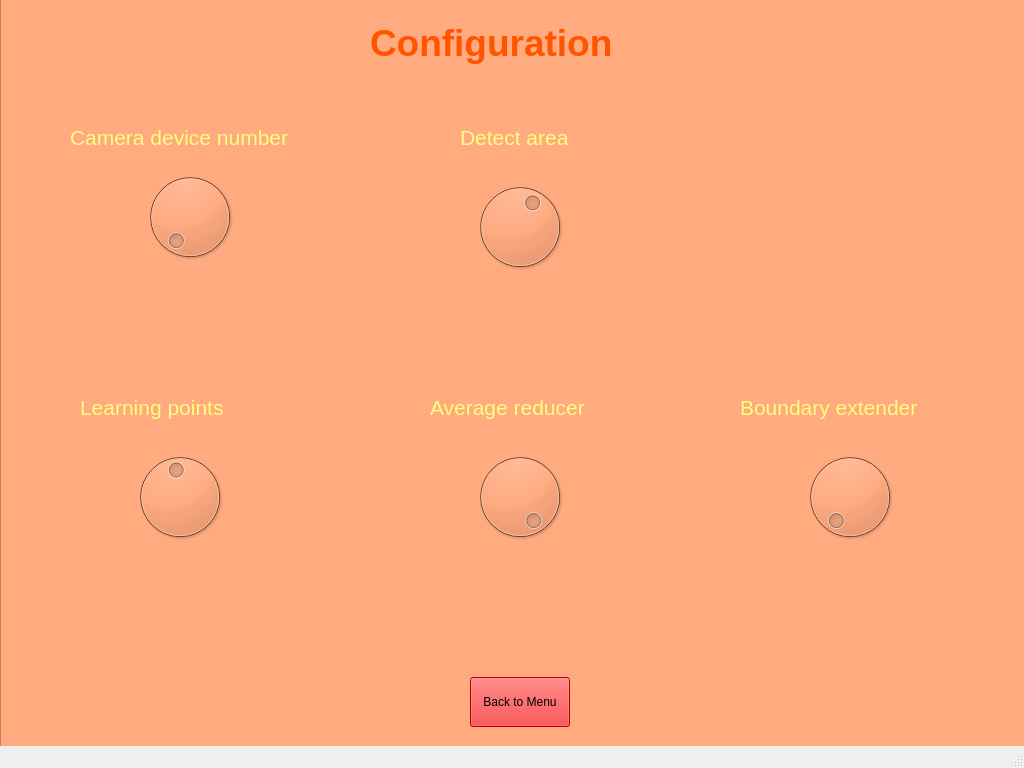
Above: Gui_Project/GuiLayout.ui from moosinyismyhappy/CN405-Craftsman before the change. Below: the same form after it.
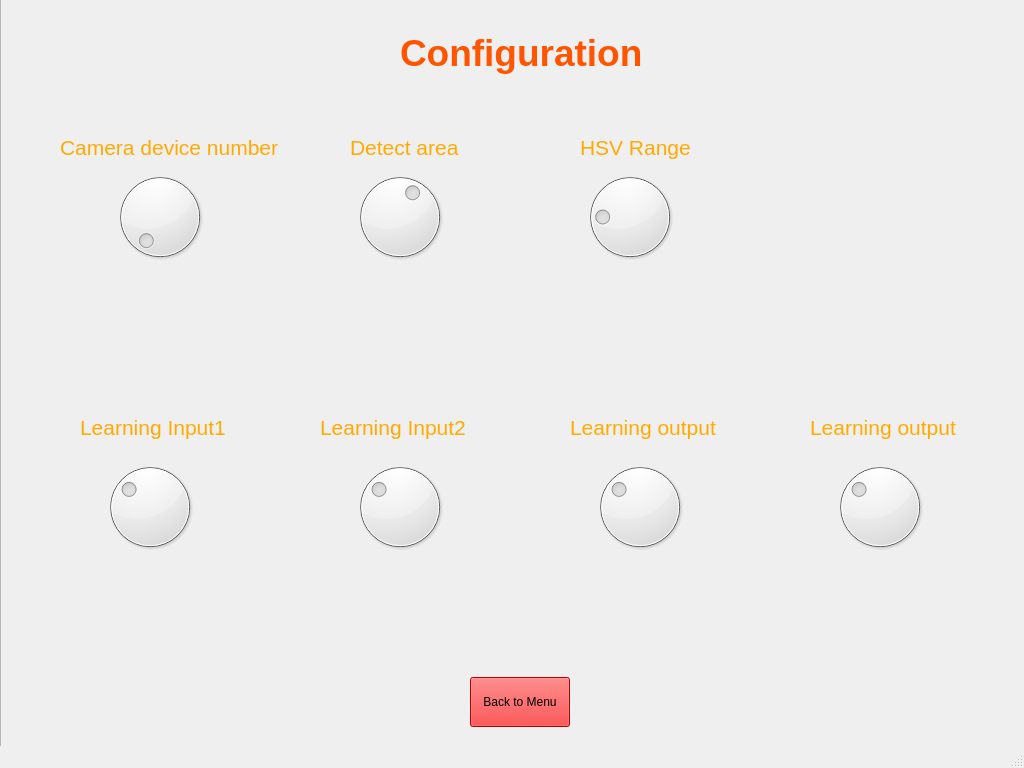
That is the form after the change. The open tabs and pages were chosen to show the change.

What changed in the file:
```diff
--- a/Gui_Project/GuiLayout.ui
+++ b/Gui_Project/GuiLayout.ui
@@ -792,7 +792,7 @@
        </rect>
       </property>
       <property name="styleSheet">
-       <string notr="true">background-color: rgb(255, 170, 127);</string>
+       <string notr="true"/>
       </property>
       <property name="frameShape">
        <enum>QFrame::StyledPanel</enum>
@@ -803,9 +803,9 @@
       <widget class="QLabel" name="text_configuration">
        <property name="geometry">
         <rect>
-         <x>370</x>
-         <y>10</y>
-         <width>331</width>
+         <x>400</x>
+         <y>20</y>
+         <width>261</width>
          <height>72</height>
         </rect>
        </property>
@@ -843,9 +843,9 @@
       <widget class="QLabel" name="text_camera_number">
        <property name="geometry">
         <rect>
-         <x>70</x>
-         <y>120</y>
-         <width>291</width>
+         <x>60</x>
+         <y>130</y>
+         <width>221</width>
          <height>41</height>
         </rect>
        </property>
@@ -855,7 +855,8 @@
         </font>
        </property>
        <property name="styleSheet">
-        <string notr="true">color: rgb(255, 255, 127);</string>
+        <string notr="true">color: rgb(255, 170, 0);
+</string>
        </property>
        <property name="text">
         <string>Camera device number</string>
@@ -864,9 +865,9 @@
       <widget class="QLabel" name="text_detect_area">
        <property name="geometry">
         <rect>
-         <x>460</x>
-         <y>120</y>
-         <width>151</width>
+         <x>350</x>
+         <y>130</y>
+         <width>111</width>
          <height>41</height>
         </rect>
        </property>
@@ -876,7 +877,7 @@
         </font>
        </property>
        <property name="styleSheet">
-        <string notr="true">color: rgb(255, 255, 127);</string>
+        <string notr="true">color: rgb(255, 170, 0);</string>
        </property>
        <property name="text">
         <string>Detect area</string>
@@ -886,8 +887,8 @@
        <property name="geometry">
         <rect>
          <x>80</x>
-         <y>390</y>
-         <width>191</width>
+         <y>410</y>
+         <width>161</width>
          <height>41</height>
         </rect>
        </property>
@@ -897,138 +898,53 @@
         </font>
        </property>
        <property name="styleSheet">
-        <string notr="true">color: rgb(255, 255, 127);</string>
+        <string notr="true">color: rgb(255, 170, 0);
+</string>
        </property>
        <property name="text">
-        <string>Learning points</string>
+        <string>Learning Input1</string>
        </property>
       </widget>
-      <widget class="QLabel" name="text_average_reducer">
+      <widget class="QDial" name="dial_learning_input1">
        <property name="geometry">
         <rect>
-         <x>430</x>
-         <y>390</y>
-         <width>211</width>
-         <height>41</height>
-        </rect>
-       </property>
-       <property name="font">
-        <font>
-         <pointsize>16</pointsize>
-        </font>
-       </property>
-       <property name="styleSheet">
-        <string notr="true">color: rgb(255, 255, 127);</string>
-       </property>
-       <property name="text">
-        <string>Average reducer</string>
-       </property>
-      </widget>
-      <widget class="QLabel" name="text_boundary_extender">
-       <property name="geometry">
-        <rect>
-         <x>740</x>
-         <y>390</y>
-         <width>231</width>
-         <height>41</height>
-        </rect>
-       </property>
-       <property name="font">
-        <font>
-         <pointsize>16</pointsize>
-        </font>
-       </property>
-       <property name="styleSheet">
-        <string notr="true">color: rgb(255, 255, 127);</string>
-       </property>
-       <property name="text">
-        <string>Boundary extender</string>
-       </property>
-      </widget>
-      <widget class="QDial" name="dial_average_reducer">
-       <property name="geometry">
-        <rect>
-         <x>460</x>
-         <y>450</y>
-         <width>120</width>
-         <height>100</height>
-        </rect>
-       </property>
-       <property name="maximum">
-        <number>100</number>
-       </property>
-       <property name="value">
-        <number>100</number>
-       </property>
-      </widget>
-      <widget class="QDial" name="dial_learning_points">
-       <property name="geometry">
-        <rect>
-         <x>120</x>
-         <y>450</y>
+         <x>90</x>
+         <y>460</y>
          <width>120</width>
          <height>100</height>
         </rect>
        </property>
        <property name="minimum">
+        <number>5</number>
+       </property>
+       <property name="maximum">
+        <number>20</number>
+       </property>
+       <property name="value">
         <number>10</number>
-       </property>
-       <property name="maximum">
-        <number>200</number>
-       </property>
-       <property name="value">
-        <number>100</number>
-       </property>
-      </widget>
-      <widget class="QDial" name="dial_boundary_extender">
-       <property name="geometry">
-        <rect>
-         <x>790</x>
-         <y>450</y>
-         <width>120</width>
-         <height>100</height>
-        </rect>
-       </property>
-       <property name="maximum">
-        <number>50</number>
        </property>
       </widget>
       <widget class="QDial" name="dial_camera_number">
        <property name="geometry">
         <rect>
-         <x>130</x>
+         <x>100</x>
          <y>170</y>
          <width>120</width>
          <height>100</height>
         </rect>
        </property>
+       <property name="styleSheet">
+        <string notr="true"/>
+       </property>
        <property name="maximum">
         <number>1</number>
        </property>
       </widget>
-      <widget class="QLabel" name="text_dial_camera_number">
-       <property name="geometry">
-        <rect>
-         <x>260</x>
-         <y>200</y>
-         <width>61</width>
-         <height>41</height>
-        </rect>
-       </property>
-       <property name="font">
-        <font>
-         <pointsize>12</pointsize>
-        </font>
-       </property>
-       <property name="text">
-        <string/>
-       </property>
-      </widget>
       <widget class="QDial" name="dial_detect_area">
        <property name="geometry">
         <rect>
-         <x>460</x>
-         <y>180</y>
+         <x>340</x>
+         <y>170</y>
          <width>120</width>
          <height>100</height>
         </rect>
@@ -1043,37 +959,27 @@
         <number>3000</number>
        </property>
       </widget>
-      <widget class="QLabel" name="text_dial_detect_area">
+      <widget class="QLabel" name="text_dial_learning_input1">
        <property name="geometry">
         <rect>
-         <x>590</x>
-         <y>200</y>
-         <width>61</width>
+         <x>140</x>
+         <y>560</y>
+         <width>31</width>
          <height>41</height>
         </rect>
        </property>
        <property name="font">
         <font>
-         <pointsize>12</pointsize>
+         <family>Monaco</family>
+         <pointsize>16</pointsize>
+         <weight>50</weight>
+         <italic>false</italic>
+         <bold>false</bold>
         </font>
        </property>
-       <property name="text">
-        <string/>
-       </property>
-      </widget>
-      <widget class="QLabel" name="text_dial_learning_points">
-       <property name="geometry">
-        <rect>
-         <x>250</x>
-         <y>480</y>
-         <width>61</width>
-         <height>41</height>
-        </rect>
-       </property>
-       <property name="font">
-        <font>
-         <pointsize>12</pointsize>
-        </font>
+       <property name="styleSheet">
+        <string notr="true">color: rgb(255, 85, 0);
+font: 16pt &quot;Monaco&quot;;</string>
        </property>
        <property name="text">
         <string/>
@@ -1115,6 +1021,322 @@
         <string/>
        </property>
       </widget>
+      <widget class="QLabel" name="text_learning_input2">
+       <property name="geometry">
+        <rect>
+         <x>320</x>
+         <y>410</y>
+         <width>161</width>
+         <height>41</height>
+        </rect>
+       </property>
+       <property name="font">
+        <font>
+         <pointsize>16</pointsize>
+        </font>
+       </property>
+       <property name="styleSheet">
+        <string notr="true">color: rgb(255, 170, 0);</string>
+       </property>
+       <property name="text">
+        <string>Learning Input2</string>
+       </property>
+      </widget>
+      <widget class="QLabel" name="text_learning_output">
+       <property name="geometry">
+        <rect>
+         <x>570</x>
+         <y>410</y>
+         <width>161</width>
+         <height>41</height>
+        </rect>
+       </property>
+       <property name="font">
+        <font>
+         <pointsize>16</pointsize>
+        </font>
+       </property>
+       <property name="styleSheet">
+        <string notr="true">color: rgb(255, 170, 0);</string>
+       </property>
+       <property name="text">
+        <string>Learning output</string>
+       </property>
+      </widget>
+      <widget class="QLabel" name="text_learning_work">
+       <property name="geometry">
+        <rect>
+         <x>810</x>
+         <y>410</y>
+         <width>161</width>
+         <height>41</height>
+        </rect>
+       </property>
+       <property name="font">
+        <font>
+         <pointsize>16</pointsize>
+        </font>
+       </property>
+       <property name="styleSheet">
+        <string notr="true">color: rgb(255, 170, 0);</string>
+       </property>
+       <property name="text">
+        <string>Learning output</string>
+       </property>
+      </widget>
+      <widget class="QDial" name="dial_learning_input2">
+       <property name="geometry">
+        <rect>
+         <x>340</x>
+         <y>460</y>
+         <width>120</width>
+         <height>100</height>
+        </rect>
+       </property>
+       <property name="minimum">
+        <number>5</number>
+       </property>
+       <property name="maximum">
+        <number>20</number>
+       </property>
+       <property name="value">
+        <number>10</number>
+       </property>
+      </widget>
+      <widget class="QDial" name="dial_learning_output">
+       <property name="geometry">
+        <rect>
+         <x>580</x>
+         <y>460</y>
+         <width>120</width>
+         <height>100</height>
+        </rect>
+       </property>
+       <property name="minimum">
+        <number>5</number>
+       </property>
+       <property name="maximum">
+        <number>20</number>
+       </property>
+       <property name="value">
+        <number>10</number>
+       </property>
+      </widget>
+      <widget class="QDial" name="dial_learning_work">
+       <property name="geometry">
+        <rect>
+         <x>820</x>
+         <y>460</y>
+         <width>120</width>
+         <height>100</height>
+        </rect>
+       </property>
+       <property name="minimum">
+        <number>5</number>
+       </property>
+       <property name="maximum">
+        <number>20</number>
+       </property>
+       <property name="value">
+        <number>10</number>
+       </property>
+      </widget>
+      <widget class="QLabel" name="text_dial_learning_input2">
+       <property name="geometry">
+        <rect>
+         <x>390</x>
+         <y>560</y>
+         <width>31</width>
+         <height>41</height>
+        </rect>
+       </property>
+       <property name="font">
+        <font>
+         <family>Monaco</family>
+         <pointsize>16</pointsize>
+         <weight>50</weight>
+         <italic>false</italic>
+         <bold>false</bold>
+        </font>
+       </property>
+       <property name="styleSheet">
+        <string notr="true">color: rgb(255, 85, 0);
+font: 16pt &quot;Monaco&quot;;</string>
+       </property>
+       <property name="text">
+        <string/>
+       </property>
+      </widget>
+      <widget class="QLabel" name="text_dial_learning_output">
+       <property name="geometry">
+        <rect>
+         <x>630</x>
+         <y>560</y>
+         <width>31</width>
+         <height>41</height>
+        </rect>
+       </property>
+       <property name="font">
+        <font>
+         <family>Monaco</family>
+         <pointsize>16</pointsize>
+         <weight>50</weight>
+         <italic>false</italic>
+         <bold>false</bold>
+        </font>
+       </property>
+       <property name="styleSheet">
+        <string notr="true">color: rgb(255, 85, 0);
+font: 16pt &quot;Monaco&quot;;</string>
+       </property>
+       <property name="text">
+        <string/>
+       </property>
+      </widget>
+      <widget class="QLabel" name="text_dial_learning_work">
+       <property name="geometry">
+        <rect>
+         <x>870</x>
+         <y>560</y>
+         <width>31</width>
+         <height>41</height>
+        </rect>
+       </property>
+       <property name="font">
+        <font>
+         <family>Monaco</family>
+         <pointsize>16</pointsize>
+         <weight>50</weight>
+         <italic>false</italic>
+         <bold>false</bold>
+        </font>
+       </property>
+       <property name="styleSheet">
+        <string notr="true">color: rgb(255, 85, 0);
+font: 16pt &quot;Monaco&quot;;</string>
+       </property>
+       <property name="text">
+        <string/>
+       </property>
+      </widget>
+      <widget class="QLabel" name="text_dial_camera_number">
+       <property name="geometry">
+        <rect>
+         <x>150</x>
+         <y>270</y>
+         <width>21</width>
+         <height>41</height>
+        </rect>
+       </property>
+       <property name="font">
+        <font>
+         <family>Monaco</family>
+         <pointsize>16</pointsize>
+         <weight>50</weight>
+         <italic>false</italic>
+         <bold>false</bold>
+        </font>
+       </property>
+       <property name="styleSheet">
+        <string notr="true">color: rgb(255, 85, 0);
+font: 16pt &quot;Monaco&quot;;</string>
+       </property>
+       <property name="text">
+        <string/>
+       </property>
+      </widget>
+      <widget class="QLabel" name="text_dial_detect_area">
+       <property name="geometry">
+        <rect>
+         <x>380</x>
+         <y>270</y>
+         <width>51</width>
+         <height>41</height>
+        </rect>
+       </property>
+       <property name="font">
+        <font>
+         <family>Monaco</family>
+         <pointsize>16</pointsize>
+         <weight>50</weight>
+         <italic>false</italic>
+         <bold>false</bold>
+        </font>
+       </property>
+       <property name="styleSheet">
+        <string notr="true">color: rgb(255, 85, 0);
+font: 16pt &quot;Monaco&quot;;</string>
+       </property>
+       <property name="text">
+        <string/>
+       </property>
+      </widget>
+      <widget class="QLabel" name="text_hsv_range">
+       <property name="geometry">
+        <rect>
+         <x>580</x>
+         <y>130</y>
+         <width>111</width>
+         <height>41</height>
+        </rect>
+       </property>
+       <property name="font">
+        <font>
+         <pointsize>16</pointsize>
+        </font>
+       </property>
+       <property name="styleSheet">
+        <string notr="true">color: rgb(255, 170, 0);</string>
+       </property>
+       <property name="text">
+        <string>HSV Range</string>
+       </property>
+      </widget>
+      <widget class="QDial" name="dial_hsv_range">
+       <property name="geometry">
+        <rect>
+         <x>570</x>
+         <y>170</y>
+         <width>120</width>
+         <height>100</height>
+        </rect>
+       </property>
+       <property name="minimum">
+        <number>0</number>
+       </property>
+       <property name="maximum">
+        <number>100</number>
+       </property>
+       <property name="value">
+        <number>20</number>
+       </property>
+      </widget>
+      <widget class="QLabel" name="text_dial_detect_area_2">
+       <property name="geometry">
+        <rect>
+         <x>620</x>
+         <y>270</y>
+         <width>31</width>
+         <height>41</height>
+        </rect>
+       </property>
+       <property name="font">
+        <font>
+         <family>Monaco</family>
+         <pointsize>16</pointsize>
+         <weight>50</weight>
+         <italic>false</italic>
+         <bold>false</bold>
+        </font>
+       </property>
+       <property name="styleSheet">
+        <string notr="true">color: rgb(255, 85, 0);
+font: 16pt &quot;Monaco&quot;;</string>
+       </property>
+       <property name="text">
+        <string/>
+       </property>
+      </widget>
      </widget>
     </widget>
    </widget>
```
Left out of the diff: 91 changed lines with no effect on the pictures.
